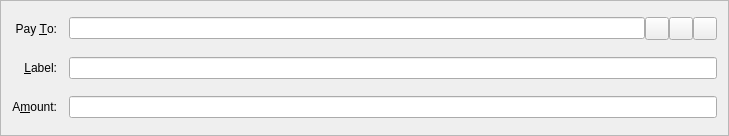
The window that src/qt/forms/sendcoinsentry.ui (aurovine/AudioCoin) describes before a commit, drawn with Qt 5.
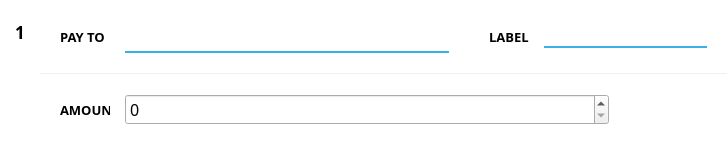
The same window after the commit. Icons and pictures are not drawn. Custom widgets are drawn as their Qt base class.

```diff
--- a/src/qt/forms/sendcoinsentry.ui
+++ b/src/qt/forms/sendcoinsentry.ui
@@ -6,151 +6,551 @@
    <rect>
     <x>0</x>
     <y>0</y>
-    <width>729</width>
-    <height>136</height>
+    <width>727</width>
+    <height>131</height>
    </rect>
   </property>
+  <property name="sizePolicy">
+   <sizepolicy hsizetype="Preferred" vsizetype="Fixed">
+    <horstretch>0</horstretch>
+    <verstretch>0</verstretch>
+   </sizepolicy>
+  </property>
   <property name="windowTitle">
    <string>Form</string>
   </property>
+  <property name="styleSheet">
+   <string notr="true">QLineEdit { border: none; border-bottom: 2px solid #3cb0e5; padding: 3px 5px; background: transparent; }
+QToolButton { border: none; }</string>
+  </property>
   <property name="frameShape">
-   <enum>QFrame::StyledPanel</enum>
+   <enum>QFrame::NoFrame</enum>
   </property>
   <property name="frameShadow">
-   <enum>QFrame::Sunken</enum>
+   <enum>QFrame::Plain</enum>
   </property>
-  <layout class="QGridLayout" name="gridLayout">
+  <property name="lineWidth">
+   <number>0</number>
+  </property>
+  <layout class="QHBoxLayout" name="horizontalLayout_2" stretch="0,1">
    <property name="spacing">
-    <number>12</number>
+    <number>0</number>
    </property>
-   <item row="5" column="0">
-    <widget class="QLabel" name="label">
-     <property name="text">
-      <string>A&amp;mount:</string>
+   <property name="sizeConstraint">
+    <enum>QLayout::SetMinimumSize</enum>
+   </property>
+   <property name="leftMargin">
+    <number>0</number>
+   </property>
+   <property name="topMargin">
+    <number>0</number>
+   </property>
+   <property name="rightMargin">
+    <number>0</number>
+   </property>
+   <property name="bottomMargin">
+    <number>0</number>
+   </property>
+   <item>
+    <widget class="QWidget" name="countWidget" native="true">
+     <property name="styleSheet">
+      <string notr="true">#countWidget { background-color: white; }
+</string>
      </property>
-     <property name="alignment">
-      <set>Qt::AlignRight|Qt::AlignTrailing|Qt::AlignVCenter</set>
-     </property>
-     <property name="buddy">
-      <cstring>payAmount</cstring>
-     </property>
+     <layout class="QVBoxLayout" name="countWidgetLayout">
+      <property name="spacing">
+       <number>10</number>
+      </property>
+      <property name="leftMargin">
+       <number>10</number>
+      </property>
+      <property name="topMargin">
+       <number>20</number>
+      </property>
+      <property name="rightMargin">
+       <number>10</number>
+      </property>
+      <property name="bottomMargin">
+       <number>20</number>
+      </property>
+      <item>
+       <widget class="QLabel" name="countLabel">
+        <property name="minimumSize">
+         <size>
+          <width>0</width>
+          <height>0</height>
+         </size>
+        </property>
+        <property name="font">
+         <font>
+          <family>Montserrat</family>
+          <pointsize>13</pointsize>
+          <weight>75</weight>
+          <bold>true</bold>
+         </font>
+        </property>
+        <property name="text">
+         <string>1</string>
+        </property>
+        <property name="alignment">
+         <set>Qt::AlignHCenter|Qt::AlignTop</set>
+        </property>
+        <property name="margin">
+         <number>5</number>
+        </property>
+       </widget>
+      </item>
+      <item>
+       <spacer name="verticalSpacer">
+        <property name="orientation">
+         <enum>Qt::Vertical</enum>
+        </property>
+        <property name="sizeHint" stdset="0">
+         <size>
+          <width>20</width>
+          <height>0</height>
+         </size>
+        </property>
+       </spacer>
+      </item>
+     </layout>
     </widget>
    </item>
-   <item row="3" column="0">
-    <widget class="QLabel" name="label_2">
-     <property name="text">
-      <string>Pay &amp;To:</string>
-     </property>
-     <property name="alignment">
-      <set>Qt::AlignRight|Qt::AlignTrailing|Qt::AlignVCenter</set>
-     </property>
-     <property name="buddy">
-      <cstring>payTo</cstring>
-     </property>
-    </widget>
-   </item>
-   <item row="5" column="1">
-    <widget class="BitcoinAmountField" name="payAmount"/>
-   </item>
-   <item row="4" column="0">
-    <widget class="QLabel" name="label_4">
-     <property name="text">
-      <string>&amp;Label:</string>
-     </property>
-     <property name="alignment">
-      <set>Qt::AlignRight|Qt::AlignTrailing|Qt::AlignVCenter</set>
-     </property>
-     <property name="buddy">
-      <cstring>addAsLabel</cstring>
-     </property>
-    </widget>
-   </item>
-   <item row="3" column="1">
-    <layout class="QHBoxLayout" name="payToLayout">
+   <item>
+    <layout class="QVBoxLayout" name="verticalLayout_2" stretch="0,0">
      <property name="spacing">
-      <number>0</number>
+      <number>1</number>
      </property>
      <item>
-      <widget class="QValidatedLineEdit" name="payTo">
-       <property name="toolTip">
-        <string>The address to send the payment to (e.g. B8gZqgY4r2RoEdqYk3QsAqFckyf9pRHN6i)</string>
+      <widget class="QWidget" name="recipientWidget" native="true">
+       <property name="styleSheet">
+        <string notr="true"/>
        </property>
-       <property name="maxLength">
-        <number>34</number>
-       </property>
+       <layout class="QHBoxLayout" name="horizontalLayout" stretch="5,3">
+        <property name="spacing">
+         <number>0</number>
+        </property>
+        <property name="leftMargin">
+         <number>0</number>
+        </property>
+        <property name="topMargin">
+         <number>0</number>
+        </property>
+        <property name="rightMargin">
+         <number>0</number>
+        </property>
+        <property name="bottomMargin">
+         <number>0</number>
+        </property>
+        <item>
+         <widget class="QWidget" name="payeeWidget" native="true">
+          <property name="styleSheet">
+           <string notr="true">#payeeWidget { background-color: white; }</string>
+          </property>
+          <layout class="QHBoxLayout" name="horizontalLayout_3" stretch="0,1">
+           <property name="spacing">
+            <number>15</number>
+           </property>
+           <property name="leftMargin">
+            <number>20</number>
+           </property>
+           <property name="topMargin">
+            <number>20</number>
+           </property>
+           <property name="rightMargin">
+            <number>20</number>
+           </property>
+           <property name="bottomMargin">
+            <number>20</number>
+           </property>
+           <item>
+            <widget class="QLabel" name="payToLabel">
+             <property name="sizePolicy">
+              <sizepolicy hsizetype="Fixed" vsizetype="Preferred">
+               <horstretch>0</horstretch>
+               <verstretch>0</verstretch>
+              </sizepolicy>
+             </property>
+             <property name="minimumSize">
+              <size>
+               <width>50</width>
+               <height>0</height>
+              </size>
+             </property>
+             <property name="maximumSize">
+              <size>
+               <width>50</width>
+               <height>16777215</height>
+              </size>
+             </property>
+             <property name="font">
+              <font>
+               <family>Montserrat</family>
+               <pointsize>10</pointsize>
+               <weight>75</weight>
+               <bold>true</bold>
+              </font>
+             </property>
+             <property name="text">
+              <string>PAY TO</string>
+             </property>
+             <property name="alignment">
+              <set>Qt::AlignLeading|Qt::AlignLeft|Qt::AlignVCenter</set>
+             </property>
+            </widget>
+           </item>
+           <item>
+            <widget class="QValidatedLineEdit" name="payTo">
+             <property name="baseSize">
+              <size>
+               <width>0</width>
+               <height>0</height>
+              </size>
+             </property>
+             <property name="font">
+              <font>
+               <family>Montserrat</family>
+               <pointsize>12</pointsize>
+              </font>
+             </property>
+             <property name="toolTip">
+              <string>The address to send the payment to (e.g. AeAiLyyJHVZEi92rzk3HjSRWRAUDGeLXWf)</string>
+             </property>
+             <property name="maxLength">
+              <number>34</number>
+             </property>
+            </widget>
+           </item>
+          </layout>
+         </widget>
+        </item>
+        <item>
+         <widget class="QWidget" name="labelWidget" native="true">
+          <property name="styleSheet">
+           <string notr="true">#labelWidget { background-color: white; }</string>
+          </property>
+          <layout class="QHBoxLayout" name="horizontalLayout_4">
+           <property name="spacing">
+            <number>15</number>
+           </property>
+           <property name="leftMargin">
+            <number>20</number>
+           </property>
+           <property name="topMargin">
+            <number>20</number>
+           </property>
+           <property name="rightMargin">
+            <number>20</number>
+           </property>
+           <property name="bottomMargin">
+            <number>20</number>
+           </property>
+           <item>
+            <widget class="QLabel" name="label_4">
+             <property name="font">
+              <font>
+               <family>Montserrat</family>
+               <pointsize>10</pointsize>
+               <weight>75</weight>
+               <bold>true</bold>
+              </font>
+             </property>
+             <property name="text">
+              <string>LABEL</string>
+             </property>
+             <property name="alignment">
+              <set>Qt::AlignLeading|Qt::AlignLeft|Qt::AlignVCenter</set>
+             </property>
+            </widget>
+           </item>
+           <item>
+            <widget class="QValidatedLineEdit" name="addAsLabel">
+             <property name="toolTip">
+              <string>Enter a label for this address to add it to your address book</string>
+             </property>
+            </widget>
+           </item>
+          </layout>
+         </widget>
+        </item>
+       </layout>
       </widget>
      </item>
      <item>
-      <widget class="QToolButton" name="addressBookButton">
-       <property name="toolTip">
-        <string>Choose address from address book</string>
+      <widget class="QWidget" name="amountWidget" native="true">
+       <property name="styleSheet">
+        <string notr="true">#amountWidget { background-color: white; }
+</string>
        </property>
-       <property name="text">
-        <string/>
-       </property>
-       <property name="icon">
-        <iconset resource="../bitcoin.qrc">
-         <normaloff>:/icons/address-book</normaloff>:/icons/address-book</iconset>
-       </property>
-       <property name="shortcut">
-        <string>Alt+A</string>
-       </property>
-      </widget>
-     </item>
-     <item>
-      <widget class="QToolButton" name="pasteButton">
-       <property name="toolTip">
-        <string>Paste address from clipboard</string>
-       </property>
-       <property name="text">
-        <string/>
-       </property>
-       <property name="icon">
-        <iconset resource="../bitcoin.qrc">
-         <normaloff>:/icons/editpaste</normaloff>:/icons/editpaste</iconset>
-       </property>
-       <property name="shortcut">
-        <string>Alt+P</string>
-       </property>
-      </widget>
-     </item>
-     <item>
-      <widget class="QToolButton" name="deleteButton">
-       <property name="toolTip">
-        <string>Remove this recipient</string>
-       </property>
-       <property name="text">
-        <string/>
-       </property>
-       <property name="icon">
-        <iconset resource="../bitcoin.qrc">
-         <normaloff>:/icons/remove</normaloff>:/icons/remove</iconset>
-       </property>
+       <layout class="QHBoxLayout" name="horizontalLayout_5" stretch="0,1,0">
+        <property name="spacing">
+         <number>15</number>
+        </property>
+        <property name="leftMargin">
+         <number>20</number>
+        </property>
+        <property name="topMargin">
+         <number>20</number>
+        </property>
+        <property name="rightMargin">
+         <number>20</number>
+        </property>
+        <property name="bottomMargin">
+         <number>20</number>
+        </property>
+        <item>
+         <widget class="QLabel" name="amountLabel">
+          <property name="sizePolicy">
+           <sizepolicy hsizetype="Fixed" vsizetype="Preferred">
+            <horstretch>0</horstretch>
+            <verstretch>0</verstretch>
+           </sizepolicy>
+          </property>
+          <property name="minimumSize">
+           <size>
+            <width>50</width>
+            <height>0</height>
+           </size>
+          </property>
+          <property name="maximumSize">
+           <size>
+            <width>50</width>
+            <height>16777215</height>
+           </size>
+          </property>
+          <property name="font">
+           <font>
+            <family>Montserrat</family>
+            <pointsize>10</pointsize>
+            <weight>75</weight>
+            <bold>true</bold>
+           </font>
+          </property>
+          <property name="text">
+           <string>AMOUNT</string>
+          </property>
+          <property name="alignment">
+           <set>Qt::AlignLeading|Qt::AlignLeft|Qt::AlignVCenter</set>
+          </property>
+          <property name="buddy">
+           <cstring>payAmount</cstring>
+          </property>
+         </widget>
+        </item>
+        <item>
+         <widget class="BitcoinAmountField" name="payAmount">
+          <property name="font">
+           <font>
+            <family>Montserrat</family>
+            <pointsize>12</pointsize>
+           </font>
+          </property>
+          <property name="styleSheet">
+           <string notr="true">QDoubleSpinBox {
+    border: none;
+	height: 24px;
+    border-bottom: 2px solid #3cb0e5;
+    padding: 3px 5px;
+    background: white;
+    outline: none;
+    padding-right: 20px;
+}
+
+QDoubleSpinBox::up-button {
+	subcontrol-origin: margin;
+	subcontrol-position: right top;
+	width: 15px;
+	height: 15px;
+	border: none;
+    padding-top: 2px;
+}
+
+QDoubleSpinBox::down-button {
+	subcontrol-origin: margin;
+	subcontrol-position: right bottom;
+	width: 15px;
+	height: 15px;
+	border: none;
+    padding-bottom: 2px;
+}
+
+QDoubleSpinBox::up-arrow {
+    image: url(:/icons/md/arrow_up);
+	width: 20px;
+	height: 20px;
+}
+
+QDoubleSpinBox::down-arrow {
+    image: url(:/icons/md/arrow_down);
+    width: 20px;
+    height: 20px;
+}
+
+QValueComboBox {
+    border: none;
+    border-bottom: 2px solid #3cb0e5;
+    padding: 3px 5px;
+    height: 24px;
+    background: white;
+    outline: none;
+    padding-right: 5px;
+    text-align: right;
+    combobox-popup: 0;
+}
+
+QValueComboBox:editable {
+    background: white;
+}
+
+QValueComboBox:on { /* shift the text when the popup opens */
+    padding-top: 3px;
+    padding-left: 4px;
+    padding-right: 15px;
+}
+
+QValueComboBox::drop-down {
+    subcontrol-origin: margin;
+    subcontrol-position: right center;
+    width: 15px;
+    height: 15px;
+    border: none;
+}
+
+QValueComboBox::down-arrow {
+    image: url(:/icons/md/arrow_down);
+	width: 20px;
+	height: 20px;
+}
+
+QValueComboBox::down-arrow:on { /* shift the arrow when popup is open */
+    image: url(:/icons/md/arrow_up);
+	width: 20px;
+	height: 20px;
+}</string>
+          </property>
+         </widget>
+        </item>
+        <item>
+         <widget class="QWidget" name="horizontalWidget" native="true">
+          <property name="styleSheet">
+           <string notr="true">background-color: white;</string>
+          </property>
+          <layout class="QHBoxLayout" name="horizontalLayout_6">
+           <property name="spacing">
+            <number>10</number>
+           </property>
+           <property name="leftMargin">
+            <number>0</number>
+           </property>
+           <property name="topMargin">
+            <number>0</number>
+           </property>
+           <property name="rightMargin">
+            <number>0</number>
+           </property>
+           <property name="bottomMargin">
+            <number>0</number>
+           </property>
+           <item>
+            <widget class="QToolButton" name="pasteButton">
+             <property name="cursor">
+              <cursorShape>PointingHandCursor</cursorShape>
+             </property>
+             <property name="toolTip">
+              <string>Paste address from clipboard</string>
+             </property>
+             <property name="text">
+              <string/>
+             </property>
+             <property name="icon">
+              <iconset resource="../bitcoin.qrc">
+               <normaloff>:/icons/md/paste</normaloff>:/icons/md/paste</iconset>
+             </property>
+             <property name="iconSize">
+              <size>
+               <width>18</width>
+               <height>18</height>
+              </size>
+             </property>
+             <property name="shortcut">
+              <string>Alt+P</string>
+             </property>
+            </widget>
+           </item>
+           <item>
+            <widget class="QToolButton" name="addressBookButton">
+             <property name="cursor">
+              <cursorShape>PointingHandCursor</cursorShape>
+             </property>
+             <property name="toolTip">
+              <string>Choose address from address book</string>
+             </property>
+             <property name="text">
+              <string/>
+             </property>
+             <property name="icon">
+              <iconset resource="../bitcoin.qrc">
+               <normaloff>:/icons/md/people</normaloff>:/icons/md/people</iconset>
+             </property>
+             <property name="iconSize">
+              <size>
+               <width>18</width>
+               <height>18</height>
+              </size>
+             </property>
+             <property name="shortcut">
+              <string>Alt+A</string>
+             </property>
+            </widget>
+           </item>
+           <item>
+            <widget class="QToolButton" name="deleteButton">
+             <property name="cursor">
+              <cursorShape>PointingHandCursor</cursorShape>
+             </property>
+             <property name="toolTip">
+              <string>Remove this recipient</string>
+             </property>
+             <property name="styleSheet">
+              <string notr="true"/>
+             </property>
+             <property name="text">
+              <string/>
+             </property>
+             <property name="icon">
+              <iconset resource="../bitcoin.qrc">
+               <normaloff>:/icons/md/close</normaloff>:/icons/md/close</iconset>
+             </property>
+             <property name="iconSize">
+              <size>
+               <width>18</width>
+               <height>18</height>
+              </size>
+             </property>
+            </widget>
+           </item>
+          </layout>
+         </widget>
+        </item>
+       </layout>
       </widget>
      </item>
     </layout>
    </item>
-   <item row="4" column="1">
-    <widget class="QValidatedLineEdit" name="addAsLabel">
-     <property name="toolTip">
-      <string>Enter a label for this address to add it to your address book</string>
-     </property>
-    </widget>
-   </item>
   </layout>
  </widget>
  <customwidgets>
-  <customwidget>
-   <class>QValidatedLineEdit</class>
-   <extends>QLineEdit</extends>
-   <header>qvalidatedlineedit.h</header>
-  </customwidget>
   <customwidget>
    <class>BitcoinAmountField</class>
-   <extends>QLineEdit</extends>
+   <extends>QSpinBox</extends>
    <header>bitcoinamountfield.h</header>
    <container>1</container>
   </customwidget>
+  <customwidget>
+   <class>QValidatedLineEdit</class>
+   <extends>QLineEdit</extends>
+   <header>qvalidatedlineedit.h</header>
+  </customwidget>
  </customwidgets>
  <resources>
   <include location="../bitcoin.qrc"/>
```
